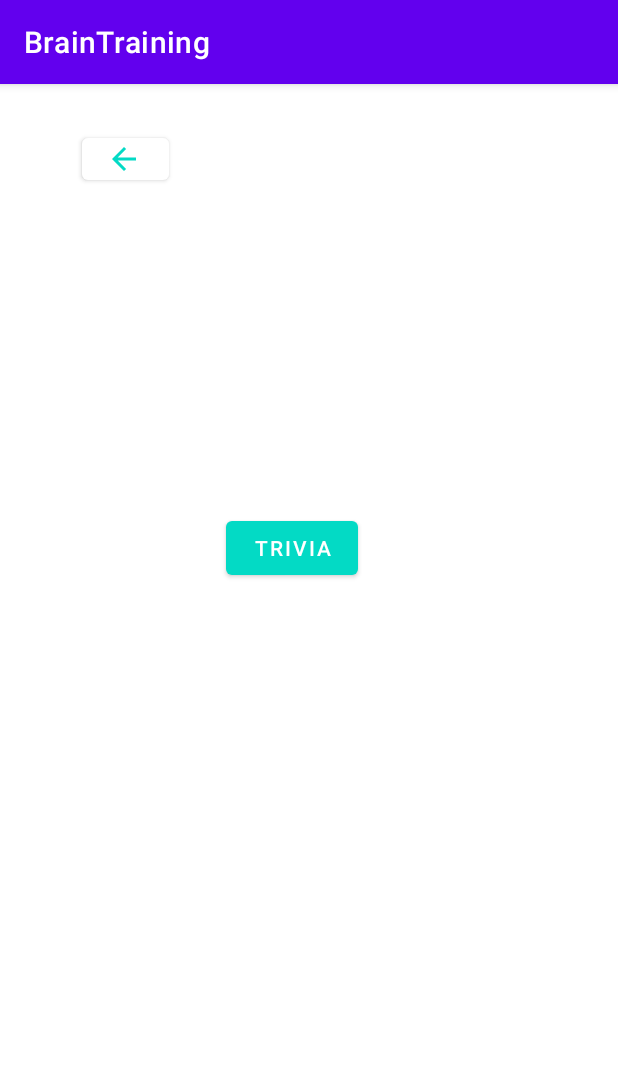
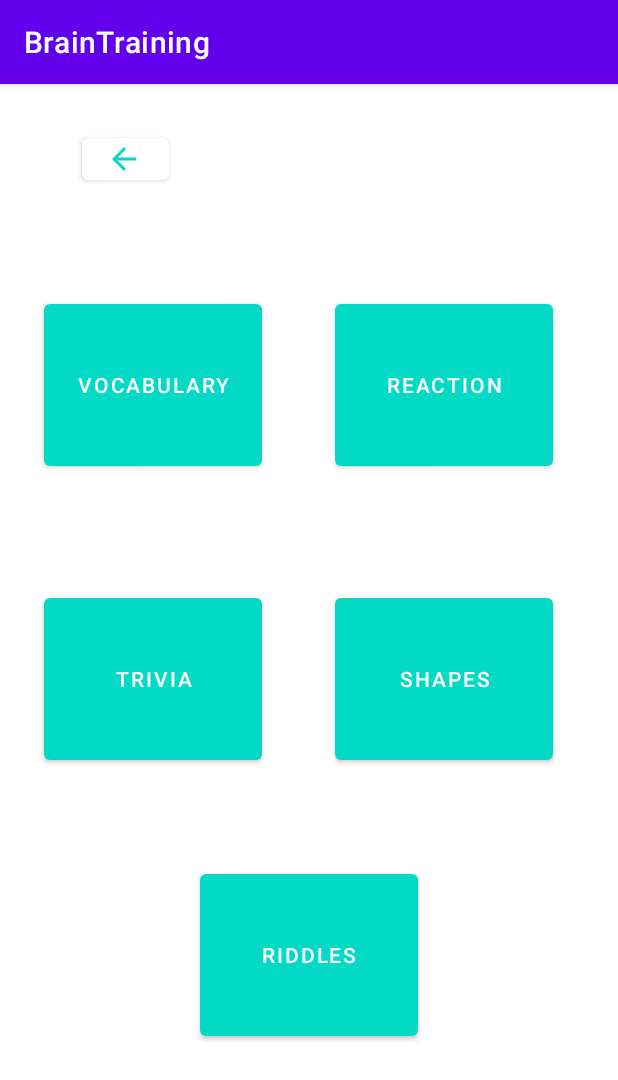
Before and after one commit to kelchenn/BrainTrainingApp, an Android app: the PlayActivity screen opened directly, with no data from a screen before it, on a phone screen of 412 x 824 dp. Shown: the top 1080 px of the screen. Run offline under Robolectric (Android 15) with nearby library versions, the phone set to English and light mode, and no system bars.

Commit message:
play buttons but again

```diff
--- a/app/src/main/res/layout/activity_play.xml
+++ b/app/src/main/res/layout/activity_play.xml
@@ -7,17 +7,68 @@
     tools:context=".ui.play.PlayActivity">
 
     <Button
+        android:id="@+id/shapesButton"
+        android:layout_width="145dp"
+        android:layout_height="120dp"
+        android:text="@string/game_shapes"
+        app:backgroundTint="@color/teal_200"
+        app:layout_constraintBottom_toBottomOf="parent"
+        app:layout_constraintEnd_toEndOf="parent"
+        app:layout_constraintHorizontal_bias="0.838"
+        app:layout_constraintStart_toStartOf="parent"
+        app:layout_constraintTop_toTopOf="parent"
+        app:layout_constraintVertical_bias="0.52" />
+
+    <Button
+        android:id="@+id/riddlesButton"
+        android:layout_width="145dp"
+        android:layout_height="120dp"
+        android:text="@string/game_riddles"
+        app:backgroundTint="@color/teal_200"
+        app:layout_constraintBottom_toBottomOf="parent"
+        app:layout_constraintEnd_toEndOf="parent"
+        app:layout_constraintStart_toStartOf="parent"
+        app:layout_constraintTop_toTopOf="parent"
+        app:layout_constraintVertical_bias="0.803" />
+
+    <Button
         android:id="@+id/triviaButton"
-        android:layout_width="wrap_content"
-        android:layout_height="wrap_content"
+        android:layout_width="145dp"
+        android:layout_height="120dp"
         android:text="@string/game_trivia"
         app:backgroundTint="@color/teal_200"
         app:layout_constraintBottom_toBottomOf="parent"
         app:layout_constraintEnd_toEndOf="parent"
-        app:layout_constraintHorizontal_bias="0.466"
+        app:layout_constraintHorizontal_bias="0.109"
         app:layout_constraintStart_toStartOf="parent"
         app:layout_constraintTop_toTopOf="parent"
-        app:layout_constraintVertical_bias="0.396" />
+        app:layout_constraintVertical_bias="0.52" />
+
+    <Button
+        android:id="@+id/reactionButton"
+        android:layout_width="145dp"
+        android:layout_height="120dp"
+        android:text="@string/game_reaction"
+        app:backgroundTint="@color/teal_200"
+        app:layout_constraintBottom_toBottomOf="parent"
+        app:layout_constraintEnd_toEndOf="parent"
+        app:layout_constraintHorizontal_bias="0.838"
+        app:layout_constraintStart_toStartOf="parent"
+        app:layout_constraintTop_toTopOf="parent"
+        app:layout_constraintVertical_bias="0.217" />
+
+    <Button
+        android:id="@+id/vocabularyButton"
+        android:layout_width="145dp"
+        android:layout_height="120dp"
+        android:text="@string/game_vocabulary"
+        app:backgroundTint="@color/teal_200"
+        app:layout_constraintBottom_toBottomOf="parent"
+        app:layout_constraintEnd_toEndOf="parent"
+        app:layout_constraintHorizontal_bias="0.109"
+        app:layout_constraintStart_toStartOf="parent"
+        app:layout_constraintTop_toTopOf="parent"
+        app:layout_constraintVertical_bias="0.217" />
 
     <Button
         android:id="@+id/backButton"
--- a/app/src/main/res/values/strings.xml
+++ b/app/src/main/res/values/strings.xml
@@ -9,5 +9,9 @@
     <string name="game_trivia">Trivia</string>
     <string name="text_trivia">placeholder question?</string>
     <string name="text_answer">Input Answer</string>
+    <string name="game_riddles">Riddles</string>
+    <string name="game_reaction">Reaction</string>
+    <string name="game_shapes">Shapes</string>
+    <string name="game_vocabulary">Vocabulary</string>
 
 </resources>
```
